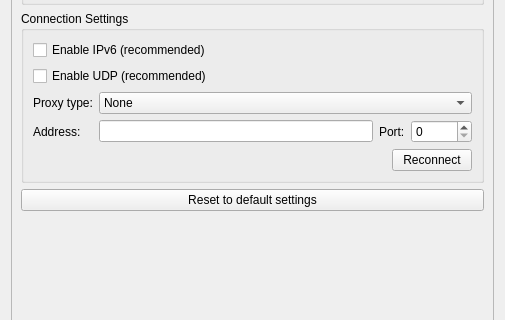
Above: src/widget/form/settings/advancedsettings.ui from qTox/qTox before the change; both pictures show x 0 to 505 and y 97 to 417 of the 505 by 565 pixel window. Below: the same form after it.
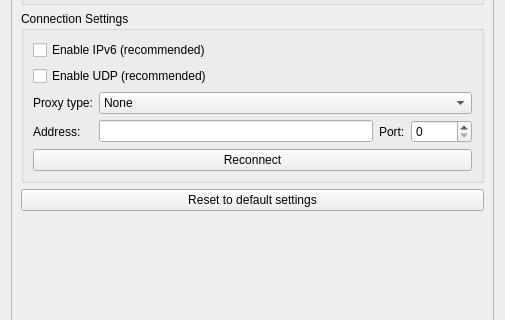
That is the form after the change. Custom widgets are drawn as their Qt base class.

Commit message:
feat(reconnect): Made `Reconnect` button wider
After #3457 `Reconnect` button was moved on `Advanced` tab. It can be
harder to find it (#3662). So it made wider.

What changed in the file:
```diff
--- a/src/widget/form/settings/advancedsettings.ui
+++ b/src/widget/form/settings/advancedsettings.ui
@@ -162,19 +162,6 @@
           </item>
           <item>
            <layout class="QHBoxLayout" name="horizontalLayout_4">
-            <item>
-             <spacer name="horizontalSpacer_4">
-              <property name="orientation">
-               <enum>Qt::Horizontal</enum>
-              </property>
-              <property name="sizeHint" stdset="0">
-               <size>
-                <width>40</width>
-                <height>20</height>
-               </size>
-              </property>
-             </spacer>
-            </item>
             <item>
              <widget class="QPushButton" name="reconnectButton">
               <property name="text">
```
